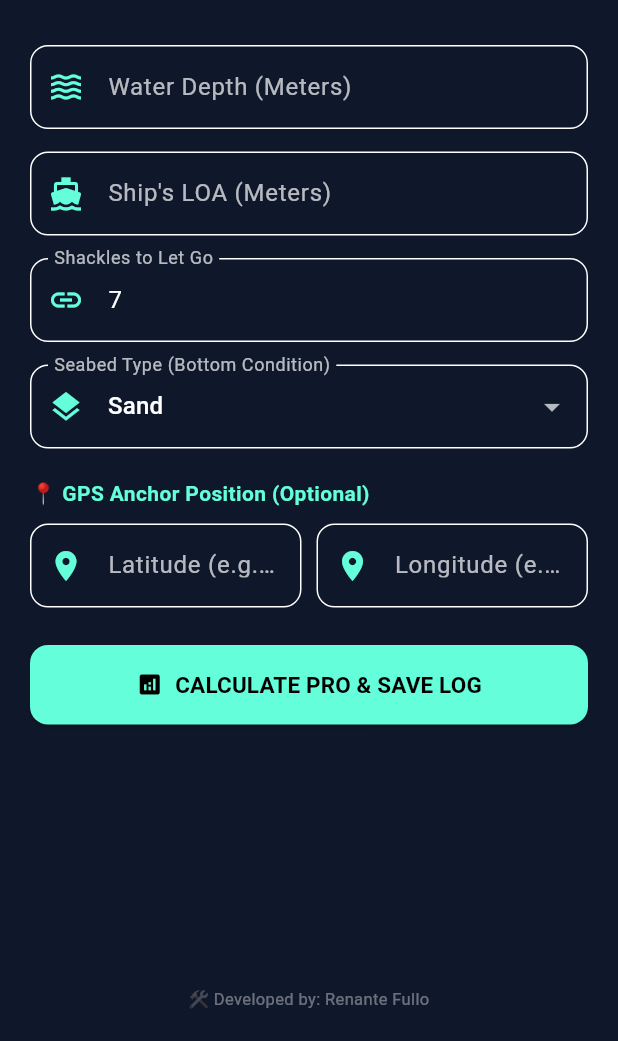
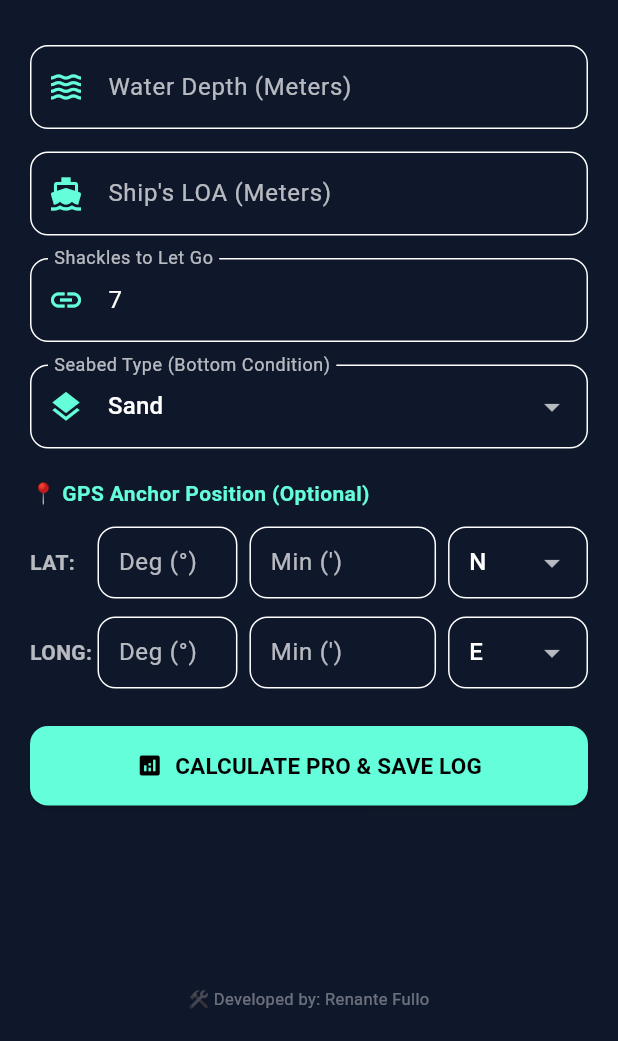
Before and after one commit to Saitama1978/Anchor-Pro, a Flutter app: the screen it shows after launch, after a tap on "CALCULATE PRO & SAVE LOG", on a phone screen of 412 x 824 dp, the part 195-1236 px from its top. Run offline on Flutter 3.47's test engine with Material 3 defaults, Android fonts, the phone set to English and light mode, and no system bars.

Commit message:
Update main.dart

```diff
--- a/lib/main.dart
+++ b/lib/main.dart
@@ -132,8 +132,15 @@ class _CalculatorTabState extends State<CalculatorTab> {
   final _depthController = TextEditingController();
   final _loaController = TextEditingController();
   final _shacklesController = TextEditingController(text: "7");
-  final _latController = TextEditingController();
-  final _lngController = TextEditingController();
+
+  // Mga baguhang controllers para sa detalyadong GPS input
+  final _latDegController = TextEditingController();
+  final _latMinController = TextEditingController();
+  final _lngDegController = TextEditingController();
+  final _lngMinController = TextEditingController();
+
+  String _latDirection = 'N';
+  String _lngDirection = 'E';
 
   String _selectedSeabed = 'Sand';
   final List<String> _seabedTypes = ['Sand', 'Mud', 'Clay', 'Rock'];
@@ -148,8 +155,17 @@ class _CalculatorTabState extends State<CalculatorTab> {
     double depth = double.tryParse(_depthController.text) ?? 0.0;
     double loa = double.tryParse(_loaController.text) ?? 0.0;
     double shackles = double.tryParse(_shacklesController.text) ?? 0.0;
-    String latPsn = _latController.text.trim().isEmpty ? "N/A" : _latController.text.trim();
-    String lngPsn = _lngController.text.trim().isEmpty ? "N/A" : _lngController.text.trim();
+
+    // Pagbuo ng maayos na string format para sa GPS position logs
+    String latPsn = "N/A";
+    if (_latDegController.text.isNotEmpty && _latMinController.text.isNotEmpty) {
+      latPsn = "${_latDegController.text}° ${_latMinController.text}' $_latDirection";
+    }
+
+    String lngPsn = "N/A";
+    if (_lngDegController.text.isNotEmpty && _lngMinController.text.isNotEmpty) {
+      lngPsn = "${_lngDegController.text}° ${_lngMinController.text}' $_lngDirection";
+    }
 
     if (depth <= 0 || loa <= 0 || shackles <= 0) {
       setState(() {
@@ -228,8 +244,10 @@ class _CalculatorTabState extends State<CalculatorTab> {
     _depthController.dispose();
     _loaController.dispose();
     _shacklesController.dispose();
-    _latController.dispose();
-    _lngController.dispose();
+    _latDegController.dispose();
+    _latMinController.dispose();
+    _lngDegController.dispose();
+    _lngMinController.dispose();
     super.dispose();
   }
 
@@ -287,34 +305,84 @@ class _CalculatorTabState extends State<CalculatorTab> {
                     },
                   ),
                   const SizedBox(height: 20),
+
+                  // --- BAGONG SAKOP: STRIP DOWN NG GPS NAVIGATION POSITION ARRANGE ---
                   const Text(
                     "📍 GPS Anchor Position (Optional)",
                     style: TextStyle(fontWeight: FontWeight.bold, color: Colors.tealAccent, fontSize: 14),
                   ),
-                  const SizedBox(height: 10),
+                  const SizedBox(height: 12),
+
+                  // LATITUDE BLOCK
                   Row(
                     children: [
+                      const SizedBox(width: 45, child: Text("LAT:", style: TextStyle(fontWeight: FontWeight.bold, color: Colors.white70))),
                       Expanded(
+                        flex: 3,
                         child: TextField(
-                          controller: _latController,
-                          decoration: const InputDecoration(
-                            labelText: 'Latitude (e.g. 14°35.6\' N)',
-                            prefixIcon: Icon(Icons.location_on),
-                          ),
+                          controller: _latDegController,
+                          keyboardType: TextInputType.number,
+                          decoration: const InputDecoration(labelText: 'Deg (°)', contentPadding: EdgeInsets.symmetric(horizontal: 10, vertical: 10)),
                         ),
                       ),
-                      const SizedBox(width: 10),
+                      const SizedBox(width: 8),
                       Expanded(
+                        flex: 4,
                         child: TextField(
-                          controller: _lngController,
-                          decoration: const InputDecoration(
-                            labelText: 'Longitude (e.g. 120°58.2\' E)',
-                            prefixIcon: Icon(Icons.location_on),
-                          ),
+                          controller: _latMinController,
+                          keyboardType: const TextInputType.numberWithOptions(decimal: true),
+                          decoration: const InputDecoration(labelText: 'Min (\')', contentPadding: EdgeInsets.symmetric(horizontal: 10, vertical: 10)),
+                        ),
+                      ),
+                      const SizedBox(width: 8),
+                      Expanded(
+                        flex: 3,
+                        child: DropdownButtonFormField<String>(
+                          value: _latDirection,
+                          decoration: const InputDecoration(contentPadding: EdgeInsets.symmetric(horizontal: 10, vertical: 5)),
+                          items: ['N', 'S'].map((dir) => DropdownMenuItem(value: dir, child: Text(dir))).toList(),
+                          onChanged: (val) => setState(() => _latDirection = val!),
                         ),
                       ),
                     ],
                   ),
+                  const SizedBox(height: 12),
+
+                  // LONGITUDE BLOCK
+                  Row(
+                    children: [
+                      const SizedBox(width: 45, child: Text("LONG:", style: TextStyle(fontWeight: FontWeight.bold, color: Colors.white70))),
+                      Expanded(
+                        flex: 3,
+                        child: TextField(
+                          controller: _lngDegController,
+                          keyboardType: TextInputType.number,
+                          decoration: const InputDecoration(labelText: 'Deg (°)', contentPadding: EdgeInsets.symmetric(horizontal: 10, vertical: 10)),
+                        ),
+                      ),
+                      const SizedBox(width: 8),
+                      Expanded(
+                        flex: 4,
+                        child: TextField(
+                          controller: _lngMinController,
+                          keyboardType: const TextInputType.numberWithOptions(decimal: true),
+                          decoration: const InputDecoration(labelText: 'Min (\')', contentPadding: EdgeInsets.symmetric(horizontal: 10, vertical: 10)),
+                        ),
+                      ),
+                      const SizedBox(width: 8),
+                      Expanded(
+                        flex: 3,
+                        child: DropdownButtonFormField<String>(
+                          value: _lngDirection,
+                          decoration: const InputDecoration(contentPadding: EdgeInsets.symmetric(horizontal: 10, vertical: 5)),
+                          items: ['E', 'W'].map((dir) => DropdownMenuItem(value: dir, child: Text(dir))).toList(),
+                          onChanged: (val) => setState(() => _lngDirection = val!),
+                        ),
+                      ),
+                    ],
+                  ),
+                  // --- TAPOS NG NAV SECTION ---
+
                   const SizedBox(height: 25),
                   ElevatedButton.icon(
                     onPressed: _calculatePro,
```
